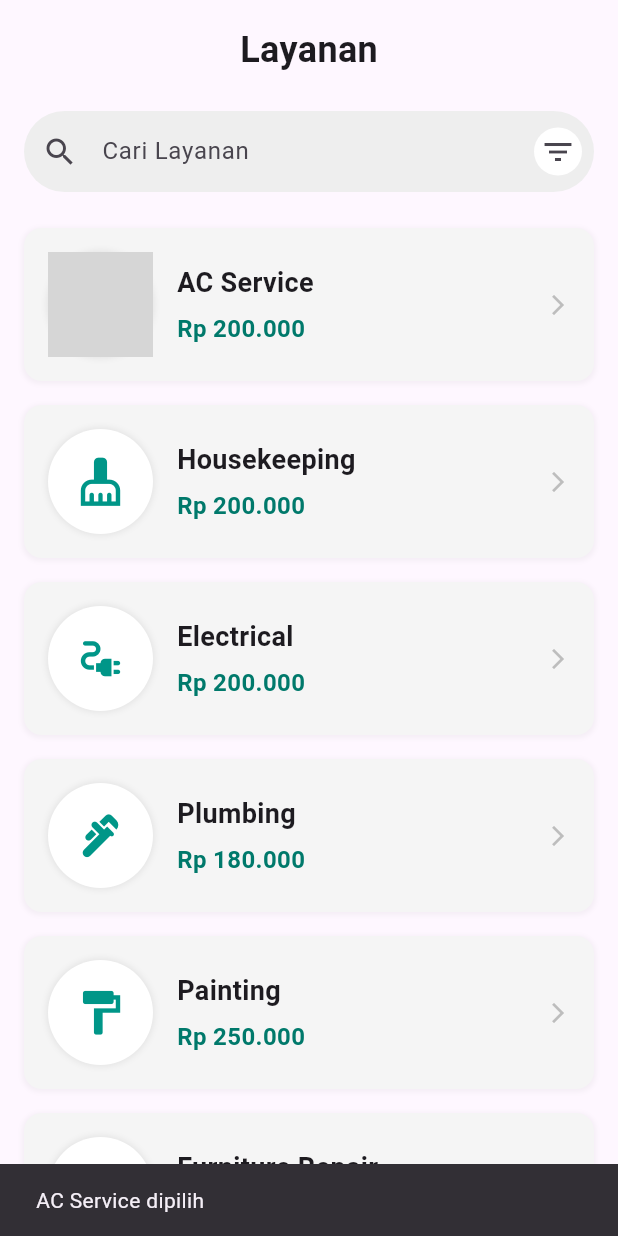
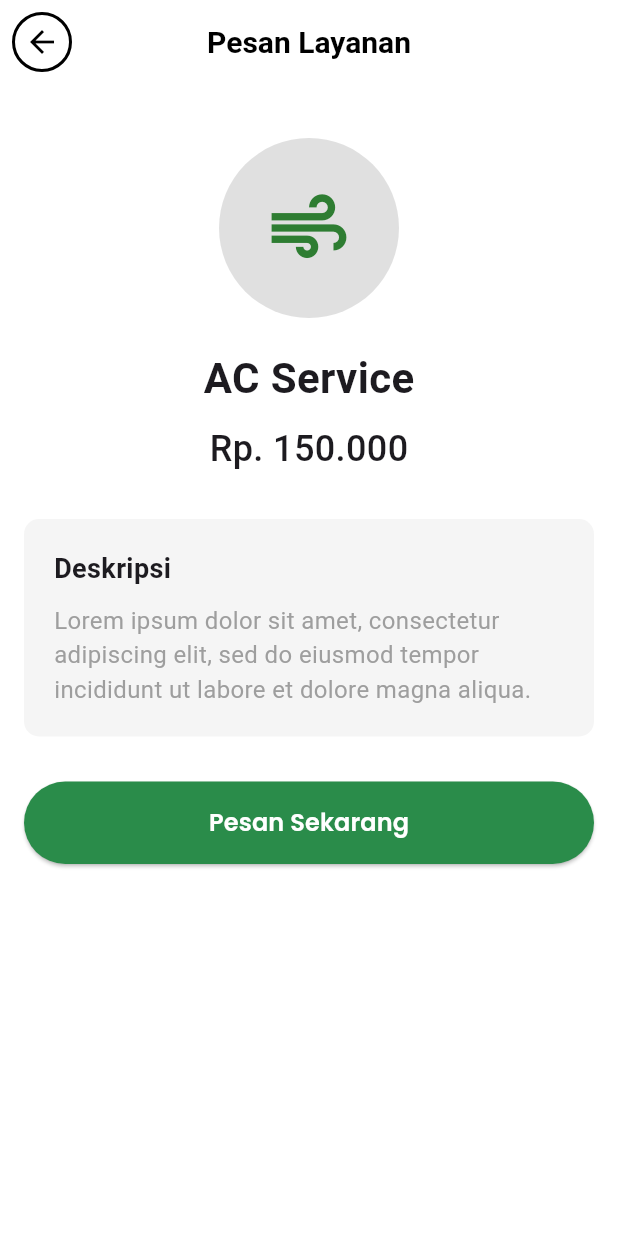
Before and after one commit to Hanz26456/project_mobilesemester4, a Flutter app: the ServicesScreen screen opened directly, after a tap on "AC Service", on a phone screen of 412 x 824 dp. Run offline on Flutter 3.47's test engine with Material 3 defaults, Android fonts, the phone set to English and light mode, and no system bars; our stand-ins replace flutter_svg, shared_preferences; accounts and stored records are empty; grey boxes are pictures that could not be loaded.

Commit message:
coba aja

```diff
--- a/lib/data/services/auth_service.dart
+++ b/lib/data/services/auth_service.dart
@@ -8,7 +8,7 @@ import '../models/user_models.dart';
 
 class AuthService {
   static const String baseUrl =
-      "http://192.168.1.10:8000/api"; // Pastikan URL benar
+      "http://192.168.106.153:8000/api"; // Pastikan URL benar
 
   // ✅ REGISTER
   Future<bool> register(RegisterRequest request) async {
--- /dev/null
+++ b/lib/views/fitur dalam/servicespage.dart
@@ -0,0 +1,131 @@
+import 'package:flutter/material.dart';
+// Import your custom button
+import '../../widgets/primary_button.dart'; // Update this path
+// Import the service order summary page
+import '../fitur dalam/pesanlayanan.dart'; // Update this path
+
+void main() {
+  runApp(const MyApp());
+}
+
+class MyApp extends StatelessWidget {
+  const MyApp({Key? key}) : super(key: key);
+
+  @override
+  Widget build(BuildContext context) {
+    return MaterialApp(
+      debugShowCheckedModeBanner: false,
+      title: 'AC Service App',
+      theme: ThemeData(primarySwatch: Colors.green, fontFamily: 'Roboto'),
+      home: const ServicePage(),
+    );
+  }
+}
+
+class ServicePage extends StatelessWidget {
+  const ServicePage({Key? key}) : super(key: key);
+
+  @override
+  Widget build(BuildContext context) {
+    return Scaffold(
+      backgroundColor: Colors.white,
+      appBar: AppBar(
+        backgroundColor: Colors.white,
+        elevation: 0,
+        leading: Container(
+          margin: const EdgeInsets.all(8),
+          decoration: BoxDecoration(
+            color: Colors.white,
+            shape: BoxShape.circle,
+            border: Border.all(color: Colors.black, width: 2),
+          ),
+          child: const Icon(Icons.arrow_back, color: Colors.black),
+        ),
+        title: const Text(
+          'Pesan Layanan',
+          style: TextStyle(
+            color: Colors.black,
+            fontWeight: FontWeight.bold,
+            fontSize: 20,
+          ),
+        ),
+        centerTitle: true,
+      ),
+      body: SingleChildScrollView(
+        child: Padding(
+          padding: const EdgeInsets.all(16.0),
+          child: Column(
+            children: [
+              const SizedBox(height: 20),
+              // AC Service Icon
+              Container(
+                width: 120,
+                height: 120,
+                decoration: const BoxDecoration(
+                  color: Color(0xFFE0E0E0),
+                  shape: BoxShape.circle,
+                ),
+                child: Center(
+                  child: Icon(Icons.air, size: 60, color: Colors.green[800]),
+                ),
+              ),
+              const SizedBox(height: 20),
+              // Service Title
+              const Text(
+                'AC Service',
+                style: TextStyle(fontSize: 28, fontWeight: FontWeight.bold),
+              ),
+              const SizedBox(height: 10),
+              // Price
+              const Text(
+                'Rp. 150.000',
+                style: TextStyle(fontSize: 24, fontWeight: FontWeight.w500),
+              ),
+              const SizedBox(height: 30),
+              // Description Container
+              Container(
+                width: double.infinity,
+                padding: const EdgeInsets.all(20),
+                decoration: BoxDecoration(
+                  color: const Color(0xFFF5F5F5),
+                  borderRadius: BorderRadius.circular(10),
+                ),
+                child: Column(
+                  crossAxisAlignment: CrossAxisAlignment.start,
+                  children: const [
+                    Text(
+                      'Deskripsi',
+                      style: TextStyle(
+                        fontSize: 18,
+                        fontWeight: FontWeight.bold,
+                      ),
+                    ),
+                    SizedBox(height: 10),
+                    Text(
+                      'Lorem ipsum dolor sit amet, consectetur adipiscing elit, sed do eiusmod tempor incididunt ut labore et dolore magna aliqua.',
+                      style: TextStyle(fontSize: 16, color: Colors.grey),
+                    ),
+                  ],
+                ),
+              ),
+              const SizedBox(height: 30),
+              // Order Button - replaced with PrimaryButton
+              PrimaryButton(
+                label: 'Pesan Sekarang',
+                onPressed: () {
+                  // Navigate to ServiceOrderSummary
+                  Navigator.push(
+                    context,
+                    MaterialPageRoute(
+                      builder: (context) => const ServiceOrderSummary(),
+                    ),
+                  );
+                },
+              ),
+            ],
+          ),
+        ),
+      ),
+    );
+  }
+}
--- a/lib/views/fitur/service.dart
+++ b/lib/views/fitur/service.dart
@@ -1,4 +1,6 @@
 import 'package:flutter/material.dart';
+// Import the service order summary screen
+import '../fitur dalam/servicespage.dart'; // Adjust this path as needed
 
 class ServicesScreen extends StatelessWidget {
   const ServicesScreen({Key? key}) : super(key: key);
@@ -126,7 +128,6 @@ class ServicesScreen extends StatelessWidget {
           ),
         ),
       ),
-      // bottomNavigationBar telah dihapus dari sini
     );
   }
 
@@ -139,10 +140,11 @@ class ServicesScreen extends StatelessWidget {
   ) {
     return InkWell(
       onTap: () {
-        ScaffoldMessenger.of(context).showSnackBar(
-          SnackBar(
-            content: Text('$title dipilih'),
-            duration: const Duration(seconds: 1),
+        // Navigate to Service Order Summary page
+        Navigator.push(
+          context,
+          MaterialPageRoute(
+            builder: (context) => const ServicePage(),
           ),
         );
       },
```
Also changed, not shown: lib/views/fitur dalam/pesanlayanan.dart (added, +135 -0 lines).
